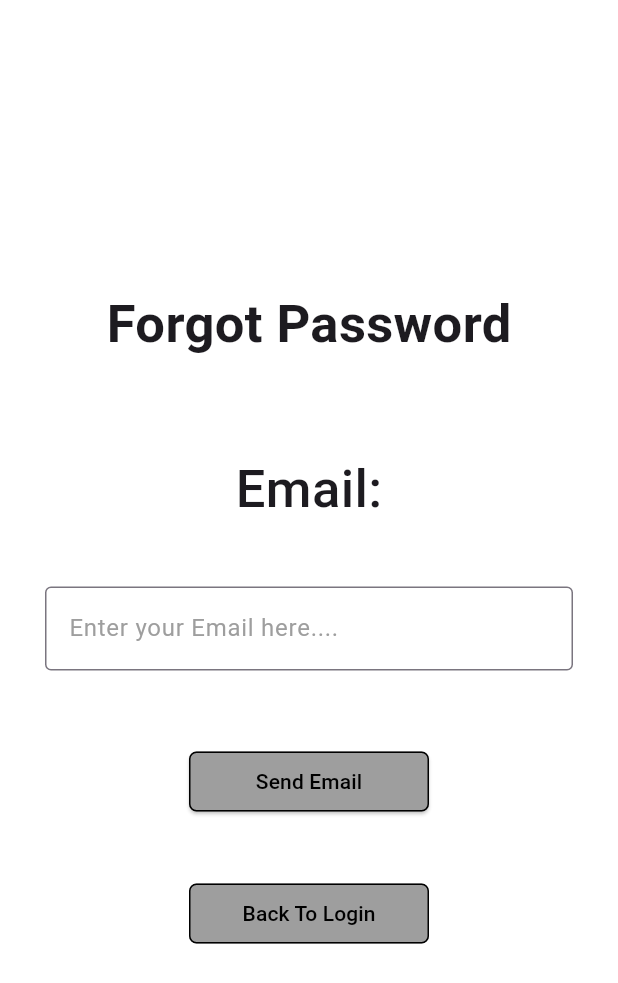
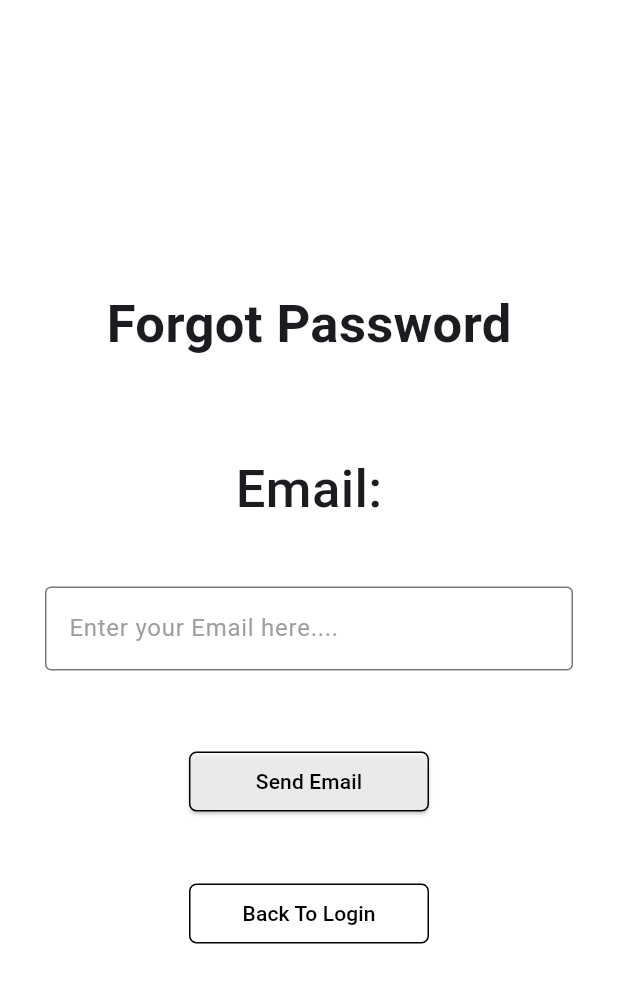
Before and after one commit to shamanth07/ArtHub_flutter, a Flutter app: the ForgotPasswordScreen screen opened directly, on a phone screen of 412 x 824 dp. Shown: the top 983 px of the screen. Run offline on Flutter 3.47's test engine with Material 3 defaults, Android fonts, the phone set to English and light mode, and no system bars; our stand-ins replace firebase_auth, firebase_core, firebase_database; accounts and stored records are empty.

Commit message:
23 commit

```diff
--- a/lib/Visitor/ForgetPassword.dart
+++ b/lib/Visitor/ForgetPassword.dart
@@ -61,7 +61,7 @@ class ForgotPasswordScreen extends StatelessWidget {
                     print("Reset link sent to: ${emailController.text}");
                   },
                   style: ElevatedButton.styleFrom(
-                    backgroundColor: Colors.grey,
+                    backgroundColor: Colors.white70,
                     foregroundColor: Colors.black,
                     side: BorderSide(color: Colors.black),
                     shape: RoundedRectangleBorder(
@@ -79,11 +79,10 @@ class ForgotPasswordScreen extends StatelessWidget {
                 width: 160,
                 child: OutlinedButton(
                   onPressed: () {
-                    // TODO: Navigate to Login screen
                     Navigator.pop(context);
                   },
                   style: OutlinedButton.styleFrom(
-                    backgroundColor: Colors.grey,
+                    backgroundColor: Colors.white70,
                     foregroundColor: Colors.black,
                     side: BorderSide(color: Colors.black),
                     shape: RoundedRectangleBorder(
@@ -93,6 +92,7 @@ class ForgotPasswordScreen extends StatelessWidget {
                   child: Text("Back To Login"),
                 ),
               ),
+
             ],
           ),
         ),
```
